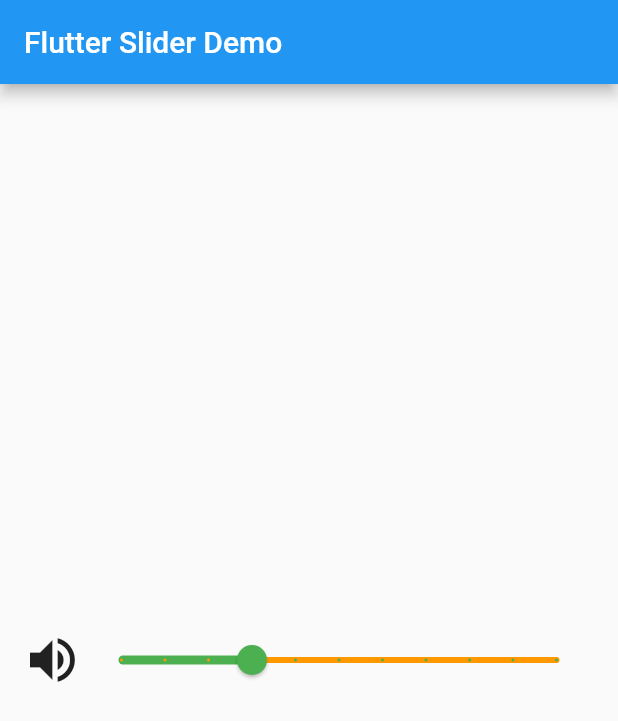
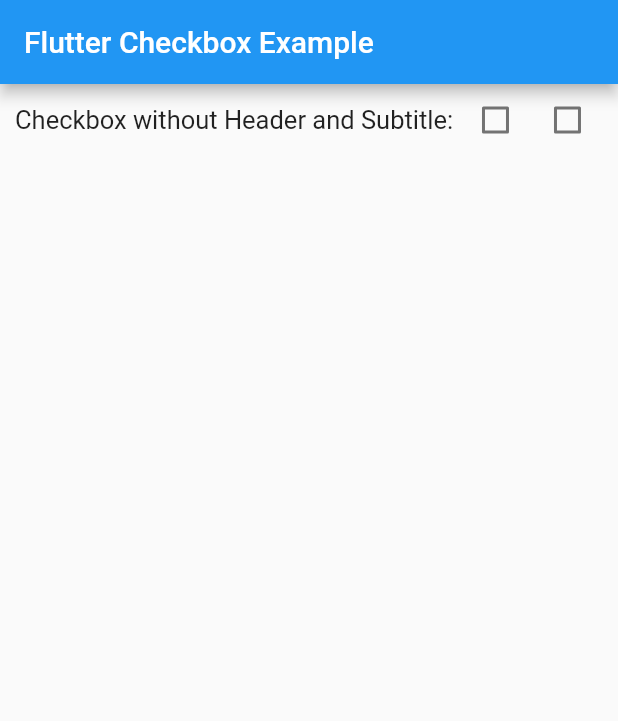
Before and after one commit to sikaiichi/checkbox, a Flutter app: the screen it shows after launch, on a phone screen of 412 x 824 dp. Shown: the top 721 px of the screen. Run offline on Flutter 3.47's test engine with Material 2 defaults, Android fonts, the phone set to English and light mode, and no system bars.

Commit message:
Update main.dart

```diff
--- a/lib/main.dart
+++ b/lib/main.dart
@@ -1,66 +1,55 @@
 import 'package:flutter/material.dart';
 
-void main() => runApp(MyApp());
+void main() {
+  runApp(MaterialApp( home: MyHomePage(),));
+}
 
-// This Widget is the main application widget.
-class MyApp extends StatelessWidget {
+class MyHomePage extends StatefulWidget {
+  @override
+  _HomePageState createState() => _HomePageState();
+}
+
+class _HomePageState extends State<MyHomePage> {
+  bool valuefirst = false;
+  bool valuesecond = false;
+
   @override
   Widget build(BuildContext context) {
     return MaterialApp(
-      home: MySliderApp(),
+      home: Scaffold(
+        appBar: AppBar(title: Text('Flutter Checkbox Example'),),
+        body: Container(
+
+            child: Column(
+              children: <Widget>[
+                Row(
+                  children: <Widget>[
+                    SizedBox(width: 10,),
+                    Text('Checkbox without Header and Subtitle: ',style: TextStyle(fontSize: 17.0), ),
+                    Checkbox(
+                      checkColor: Colors.greenAccent,
+                      activeColor: Colors.red,
+                      value: this.valuefirst,
+                      onChanged: (bool? value) {
+                        setState(() {
+                          this.valuefirst = value!;
+                        });
+                      },
+                    ),
+                    Checkbox(
+                      value: this.valuesecond,
+                      onChanged: (bool? value) {
+                        setState(() {
+                          this.valuesecond = value!;
+                        });
+                      },
+                    ),
+                  ],
+                ),
+              ],
+            )
+        ),
+      ),
     );
   }
 }
-
-class MySliderApp extends StatefulWidget {
-  MySliderApp({Key? key}) : super(key: key);
-
-  @override
-  _MySliderAppState createState() => _MySliderAppState();
-}
-
-class _MySliderAppState extends State<MySliderApp> {
-  int _value = 6;
-  @override
-  Widget build(BuildContext context) {
-    return Scaffold(
-      appBar: AppBar(
-        title: Text('Flutter Slider Demo'),
-        ),
-        body: Padding(
-          padding: EdgeInsets.all(15.0),
-            child: Center(
-                child: Row(
-                    mainAxisAlignment: MainAxisAlignment.spaceEvenly,
-                    mainAxisSize: MainAxisSize.max,
-                    children: [
-                      Icon(
-                        Icons.volume_up,
-                        size: 40,
-                      ),
-                      new Expanded(
-                          child: Slider(
-                            value: _value.toDouble(),
-                            min: 1.0,
-                            max: 20.0,
-                            divisions: 10,
-                            activeColor: Colors.green,
-                            inactiveColor: Colors.orange,
-                            label: 'Set volume value',
-                            onChanged: (double newValue) {
-                              setState(() {
-                                _value = newValue.round();
-                                });
-                              },
-                              semanticFormatterCallback: (double newValue) {
-                                return '${newValue.round()} dollars';
-                              }
-                            )
-                      ),
-                    ]
-                )
-            ),
-          )
-      );
-  }
-}
```
